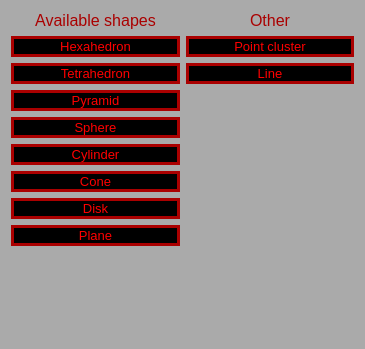
This is Software_GUI/newshapechoice.ui in TeFka/3D_Model_Viewing_Software as Qt 5 draws it before an edit. The edited form follows.
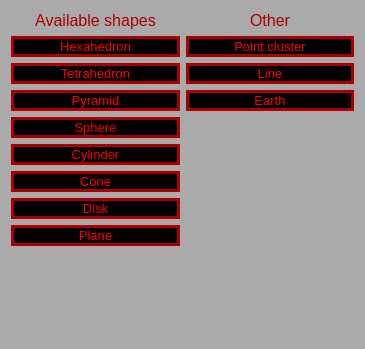
This is the edited form.

The edit to the form file:
```diff
--- a/Software_GUI/newshapechoice.ui
+++ b/Software_GUI/newshapechoice.ui
@@ -242,6 +242,23 @@
        </property>
       </widget>
      </item>
+     <item>
+      <widget class="QPushButton" name="makeEarth">
+       <property name="font">
+        <font>
+         <pointsize>10</pointsize>
+        </font>
+       </property>
+       <property name="styleSheet">
+        <string notr="true">border: 3px solid rgb(170, 0, 0);
+background: rgb(0, 0, 0);
+color: rgb(255, 0, 0);</string>
+       </property>
+       <property name="text">
+        <string>Earth</string>
+       </property>
+      </widget>
+     </item>
      <item>
       <spacer name="verticalSpacer_2">
        <property name="orientation">
```
